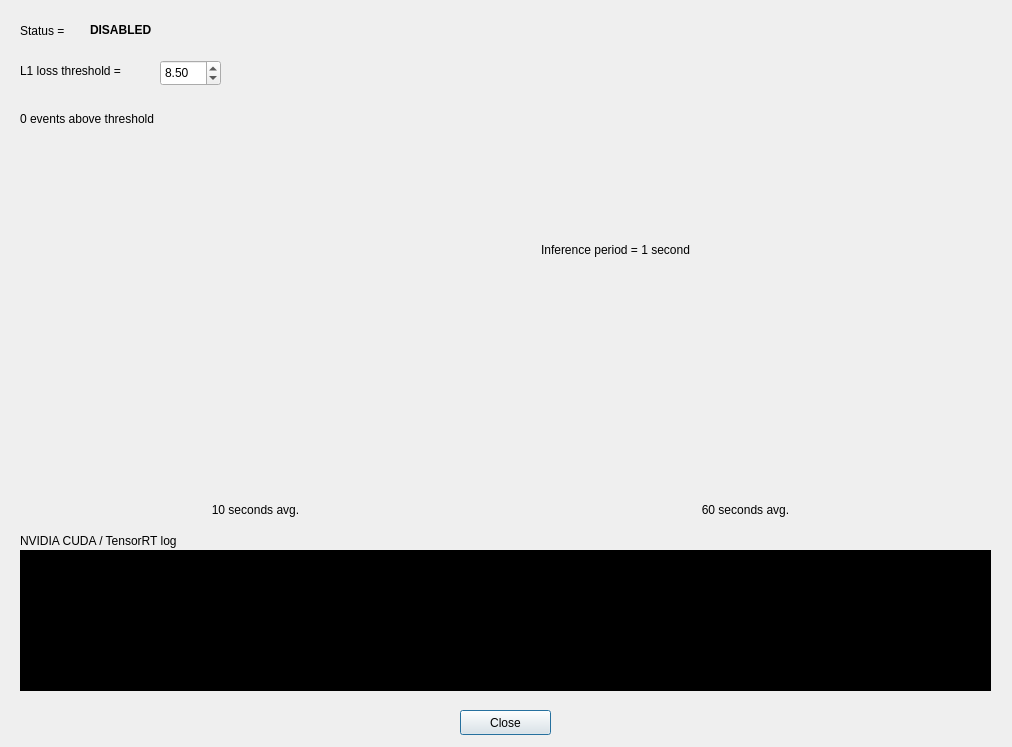
Old version of the form SpectralViewer/TrtSettings.ui in the repository mu1492/CbM.
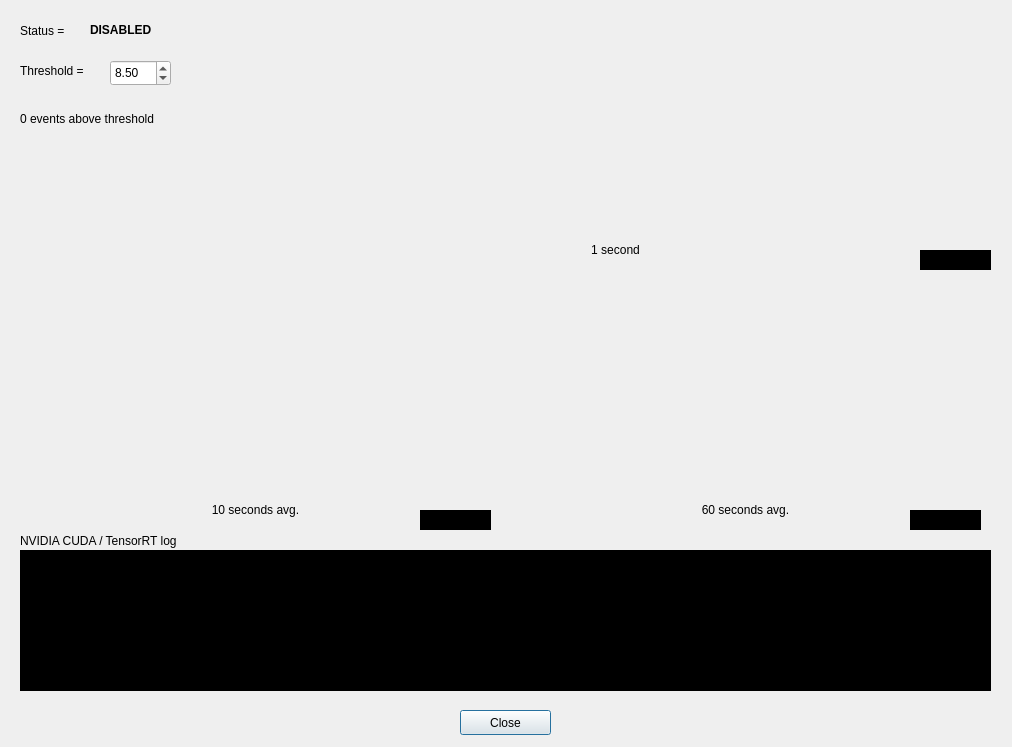
New version of the form.

Commit message: Display last inference values.

The edit to the form file:
```diff
--- a/SpectralViewer/TrtSettings.ui
+++ b/SpectralViewer/TrtSettings.ui
@@ -158,18 +158,18 @@
     <rect>
      <x>20</x>
      <y>60</y>
-     <width>131</width>
+     <width>91</width>
      <height>21</height>
     </rect>
    </property>
    <property name="text">
-    <string>L1 loss threshold =</string>
+    <string>Threshold =</string>
    </property>
   </widget>
   <widget class="QDoubleSpinBox" name="LossThdSpinBox">
    <property name="geometry">
     <rect>
-     <x>160</x>
+     <x>110</x>
      <y>60</y>
      <width>61</width>
      <height>26</height>
@@ -227,7 +227,7 @@
     </rect>
    </property>
    <property name="text">
-    <string>Inference period = 1 second</string>
+    <string>1 second</string>
    </property>
    <property name="alignment">
     <set>Qt::AlignCenter</set>
@@ -246,6 +246,90 @@
     <string>0 events above threshold</string>
    </property>
   </widget>
+  <widget class="QLabel" name="Loss01Value">
+   <property name="geometry">
+    <rect>
+     <x>920</x>
+     <y>250</y>
+     <width>71</width>
+     <height>20</height>
+    </rect>
+   </property>
+   <property name="font">
+    <font>
+     <family>Courier 10 Pitch</family>
+     <pointsize>9</pointsize>
+     <weight>50</weight>
+     <bold>false</bold>
+    </font>
+   </property>
+   <property name="styleSheet">
+    <string notr="true">background-color: rgb(0, 0, 0);
+color: rgb(0, 255, 0);</string>
+   </property>
+   <property name="text">
+    <string/>
+   </property>
+   <property name="alignment">
+    <set>Qt::AlignRight|Qt::AlignTrailing|Qt::AlignVCenter</set>
+   </property>
+  </widget>
+  <widget class="QLabel" name="Loss10Value">
+   <property name="geometry">
+    <rect>
+     <x>420</x>
+     <y>510</y>
+     <width>71</width>
+     <height>20</height>
+    </rect>
+   </property>
+   <property name="font">
+    <font>
+     <family>Courier 10 Pitch</family>
+     <pointsize>9</pointsize>
+     <weight>50</weight>
+     <bold>false</bold>
+    </font>
+   </property>
+   <property name="styleSheet">
+    <string notr="true">background-color: rgb(0, 0, 0);
+color: rgb(0, 255, 0);</string>
+   </property>
+   <property name="text">
+    <string/>
+   </property>
+   <property name="alignment">
+    <set>Qt::AlignRight|Qt::AlignTrailing|Qt::AlignVCenter</set>
+   </property>
+  </widget>
+  <widget class="QLabel" name="Loss60Value">
+   <property name="geometry">
+    <rect>
+     <x>910</x>
+     <y>510</y>
+     <width>71</width>
+     <height>20</height>
+    </rect>
+   </property>
+   <property name="font">
+    <font>
+     <family>Courier 10 Pitch</family>
+     <pointsize>9</pointsize>
+     <weight>50</weight>
+     <bold>false</bold>
+    </font>
+   </property>
+   <property name="styleSheet">
+    <string notr="true">background-color: rgb(0, 0, 0);
+color: rgb(0, 255, 0);</string>
+   </property>
+   <property name="text">
+    <string/>
+   </property>
+   <property name="alignment">
+    <set>Qt::AlignRight|Qt::AlignTrailing|Qt::AlignVCenter</set>
+   </property>
+  </widget>
  </widget>
  <tabstops>
   <tabstop>LossThdSpinBox</tabstop>
```
The commit also changes 1 other file.
